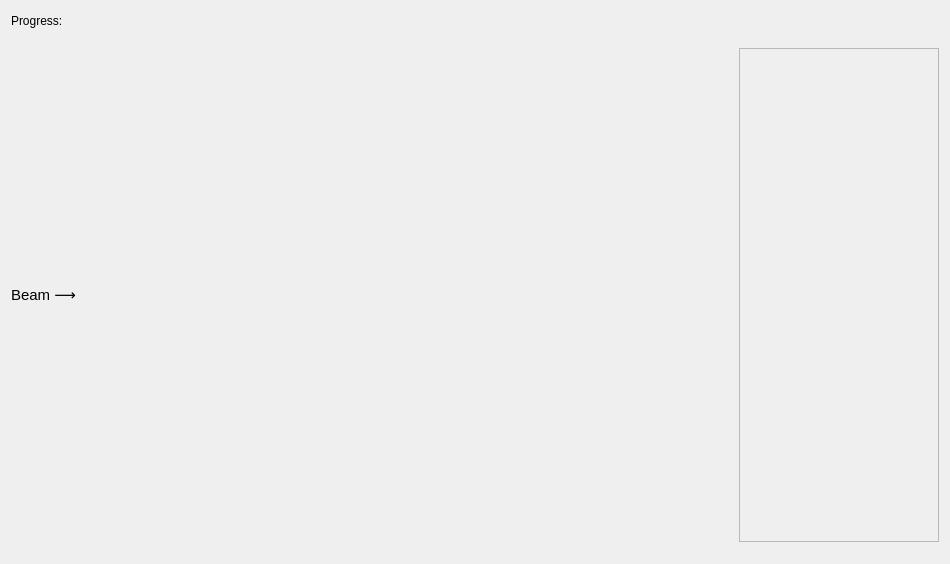
JYU-IBA/potku, file ui_files/ui_optimization_results_widget.ui: the form before one commit.
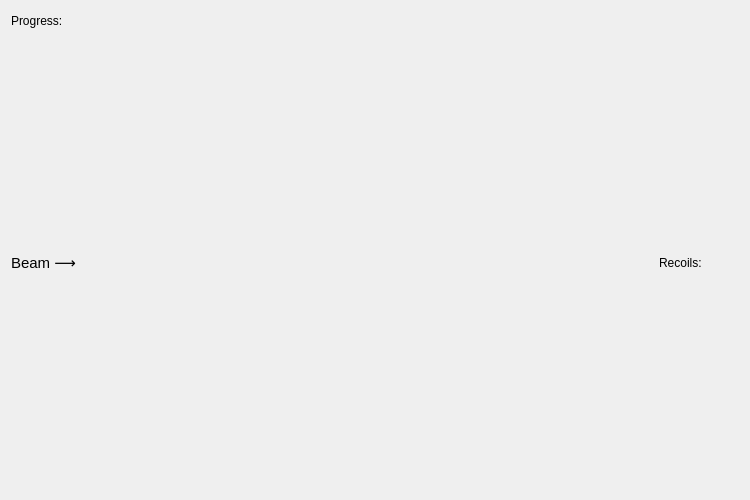
The form after the commit.

Commit message: Optimizing works now with user-defined parameters. Optimized results (two recoil elements) are shown in a widget, where the user can choose to view either one. Selected point's coordianates are shown.

```diff
--- a/ui_files/ui_optimization_results_widget.ui
+++ b/ui_files/ui_optimization_results_widget.ui
@@ -6,14 +6,14 @@
    <rect>
     <x>0</x>
     <y>0</y>
-    <width>950</width>
-    <height>564</height>
+    <width>750</width>
+    <height>500</height>
    </rect>
   </property>
   <property name="minimumSize">
    <size>
-    <width>950</width>
-    <height>564</height>
+    <width>750</width>
+    <height>500</height>
    </size>
   </property>
   <property name="windowTitle">
@@ -82,48 +82,21 @@
       </widget>
      </item>
      <item>
-      <widget class="QWidget" name="recoilListWidget" native="true">
-       <property name="enabled">
-        <bool>true</bool>
-       </property>
+      <layout class="QVBoxLayout" name="recoilListLayout">
+       <item>
+        <widget class="QLabel" name="label_2">
        <property name="minimumSize">
         <size>
-         <width>0</width>
+           <width>80</width>
          <height>0</height>
         </size>
        </property>
-       <property name="maximumSize">
-        <size>
-         <width>200</width>
-         <height>16777215</height>
-        </size>
-       </property>
-       <layout class="QVBoxLayout" name="recoil_layout">
-        <property name="leftMargin">
-         <number>0</number>
-        </property>
-        <property name="rightMargin">
-         <number>0</number>
-        </property>
-        <item>
-         <widget class="QScrollArea" name="recoilScrollArea">
-          <property name="widgetResizable">
-           <bool>true</bool>
-          </property>
-          <widget class="QWidget" name="recoilScrollAreaContents">
-           <property name="geometry">
-            <rect>
-             <x>0</x>
-             <y>0</y>
-             <width>198</width>
-             <height>496</height>
-            </rect>
-           </property>
-          </widget>
+         <property name="text">
+          <string>Recoils:</string>
+         </property>
          </widget>
         </item>
        </layout>
-      </widget>
      </item>
     </layout>
    </item>
```
Lines whose indentation alone changed are shown as unchanged. The commit also changes 5 other files.
